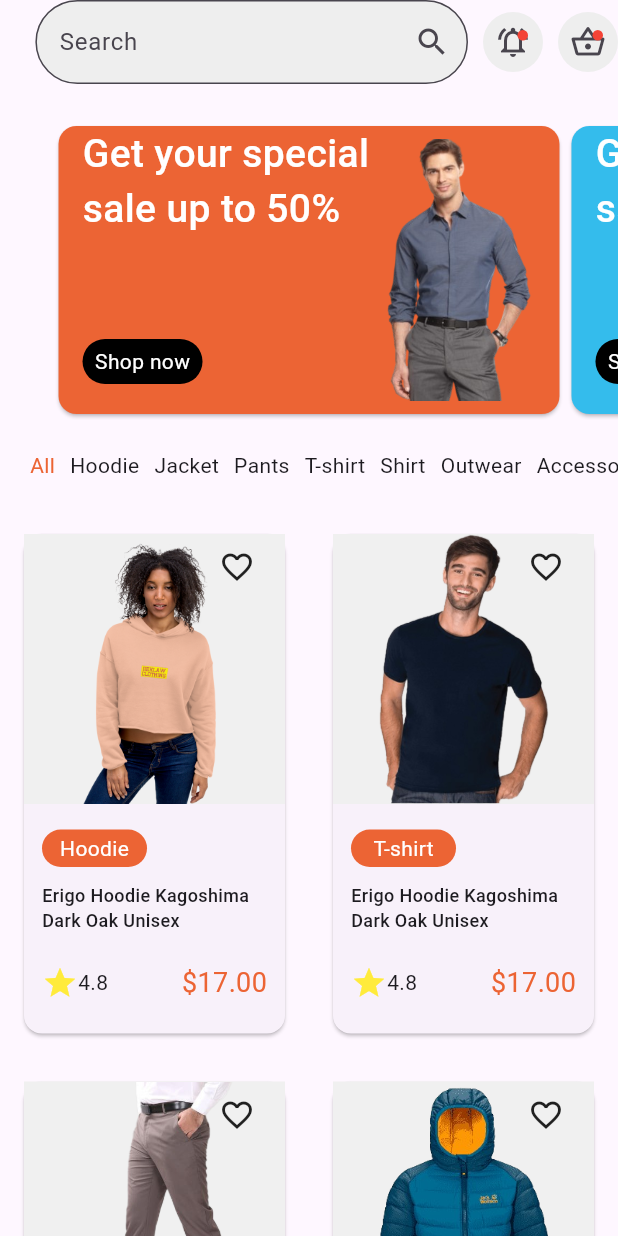
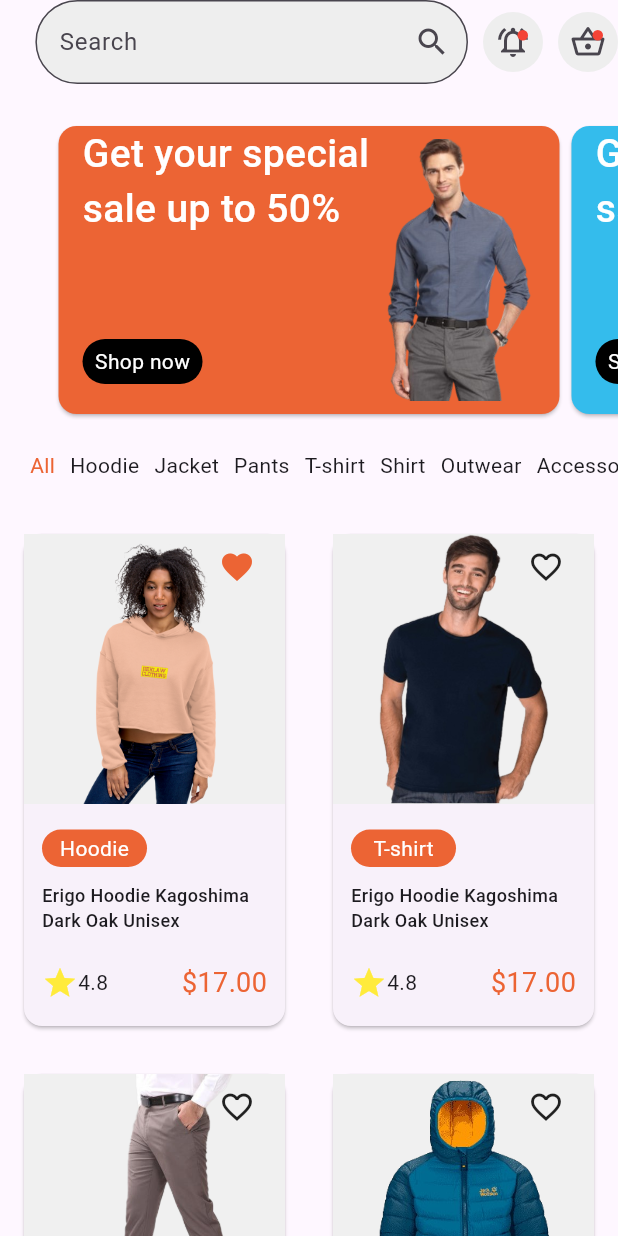
Before and after one commit to samiraliyev/e_commerce_design_flutter, a Flutter app: the screen it shows after launch, after a tap on the "favorite outline" icon, on a phone screen of 412 x 824 dp. Run offline on Flutter 3.47's test engine with Material 3 defaults, Android fonts, the phone set to English and light mode, and no system bars.

Commit message:
fav icon show / hide

```diff
--- a/lib/models/product_model/product_model.dart
+++ b/lib/models/product_model/product_model.dart
@@ -26,7 +26,7 @@ class ProductModel {
   static List<ProductModel> pModel = [
     ProductModel(
       outFavIcon: AppPath.outlinedFavIcon,
-      favIcon: const Icon(Icons.favorite_border),
+      favIcon: AppPath.favIcon,
       imageUrl: AppPath.hoodieImageUrl,
       category: AppStrings.hoodieCategory,
       title: AppStrings.hoodieCategoryTitle,
@@ -37,7 +37,7 @@ class ProductModel {
     ProductModel(
       outFavIcon: AppPath.outlinedFavIcon,
       rateIcon: AppPath.rate,
-      favIcon: const Icon(Icons.favorite_border),
+      favIcon: AppPath.favIcon,
       imageUrl: AppPath.tshirtImageUrl,
       category: AppStrings.tshirtCategory,
       title: AppStrings.hoodieCategoryTitle,
@@ -47,7 +47,7 @@ class ProductModel {
     ProductModel(
       outFavIcon: AppPath.outlinedFavIcon,
       rateIcon: AppPath.rate,
-      favIcon: const Icon(Icons.favorite_border),
+      favIcon: AppPath.favIcon,
       imageUrl: AppPath.trousersImageUrl,
       category: AppStrings.pantsCategory,
       title: AppStrings.hoodieCategoryTitle,
@@ -57,7 +57,7 @@ class ProductModel {
     ProductModel(
         outFavIcon: AppPath.outlinedFavIcon,
         rateIcon: AppPath.rate,
-        favIcon: const Icon(Icons.favorite_border),
+        favIcon: AppPath.favIcon,
         imageUrl: AppPath.montImageUrl,
         category: AppStrings.montCategory,
         title: AppStrings.hoodieCategoryTitle,
--- a/lib/ui/home/widget/product_card/product_grid_view.dart
+++ b/lib/ui/home/widget/product_card/product_grid_view.dart
@@ -36,7 +36,7 @@ class _ProductGridViewState extends State<ProductGridView> {
       child: GridView.builder(
         gridDelegate: const SliverGridDelegateWithFixedCrossAxisCount(
           crossAxisCount: 2,
-          mainAxisExtent: 365.0,
+          mainAxisExtent: 360.0,
         ),
         itemCount: pModel.length,
         itemBuilder: (context, index) {
--- a/lib/ui/home/widget/product_card/widget/product_favorite_icon.dart
+++ b/lib/ui/home/widget/product_card/widget/product_favorite_icon.dart
@@ -1,12 +1,10 @@
 import 'package:flutter/material.dart';
 
 class ProductFavoriteIcon extends StatefulWidget {
-  late bool isClick = false;
   final Icon favIcon;
   final Icon outlinedFavIcon;
-  ProductFavoriteIcon({
+  const ProductFavoriteIcon({
     super.key,
-    required this.isClick,
     required this.favIcon,
     required this.outlinedFavIcon,
   });
@@ -16,15 +14,16 @@ class ProductFavoriteIcon extends StatefulWidget {
 }
 
 class _ProductFavoriteIconState extends State<ProductFavoriteIcon> {
+  late bool isClick = false;
   @override
   Widget build(BuildContext context) {
     return GestureDetector(
       onTap: () {
         setState(() {
-          widget.isClick = !widget.isClick;
+          isClick = !isClick;
         });
       },
-      child: widget.isClick ? widget.favIcon : widget.outlinedFavIcon,
+      child: isClick ? widget.favIcon : widget.outlinedFavIcon,
     );
   }
 }
--- a/lib/ui/home/widget/product_card/widget/product_image.dart
+++ b/lib/ui/home/widget/product_card/widget/product_image.dart
@@ -43,13 +43,13 @@ class _ProductImageState extends State<ProductImage> {
             ),
           ),
           Positioned(
-              top: 10.0,
-              right: 20.0,
-              child: ProductFavoriteIcon(
-                isClick: isClick,
-                favIcon: widget.favIcon,
-                outlinedFavIcon: widget.outlinedFavIcon,
-              )),
+            top: 10.0,
+            right: 20.0,
+            child: ProductFavoriteIcon(
+              favIcon: widget.favIcon,
+              outlinedFavIcon: widget.outlinedFavIcon,
+            ),
+          ),
         ],
       ),
     );
```
